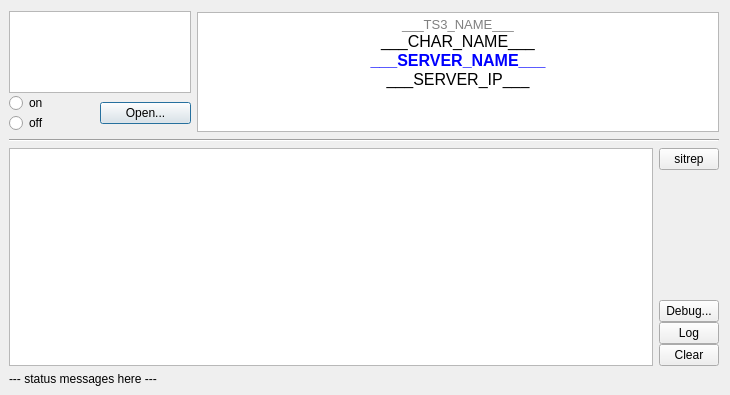
The window that plugin/DayzServerIp.ui (dehesselle/dayzsrvip) describes before a commit, drawn with Qt 5.
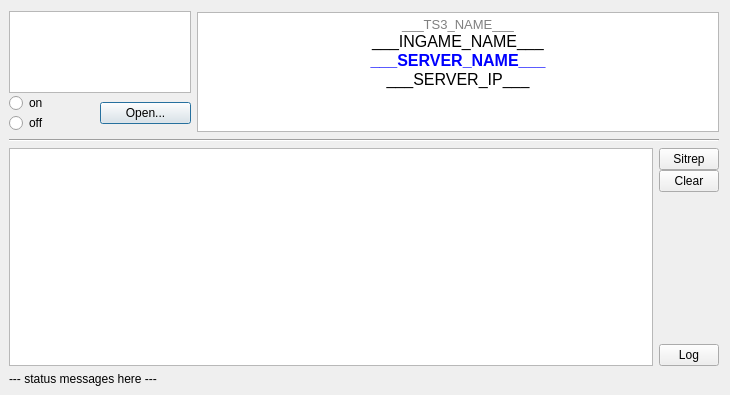
The same window after the commit.

What changed in the file:
```diff
--- a/plugin/DayzServerIp.ui
+++ b/plugin/DayzServerIp.ui
@@ -112,7 +112,7 @@
 p, li { white-space: pre-wrap; }
 &lt;/style&gt;&lt;/head&gt;&lt;body style=&quot; font-family:'MS Shell Dlg 2'; font-size:8.25pt; font-weight:400; font-style:normal;&quot;&gt;
 &lt;p align=&quot;center&quot; style=&quot; margin-top:0px; margin-bottom:0px; margin-left:0px; margin-right:0px; -qt-block-indent:0; text-indent:0px;&quot;&gt;&lt;span style=&quot; font-size:10pt; color:#808080;&quot;&gt;___TS3_NAME___&lt;/span&gt;&lt;/p&gt;
-&lt;p align=&quot;center&quot; style=&quot; margin-top:0px; margin-bottom:0px; margin-left:0px; margin-right:0px; -qt-block-indent:0; text-indent:0px;&quot;&gt;&lt;span style=&quot; font-size:12pt;&quot;&gt;___CHAR_NAME___&lt;/span&gt;&lt;/p&gt;
+&lt;p align=&quot;center&quot; style=&quot; margin-top:0px; margin-bottom:0px; margin-left:0px; margin-right:0px; -qt-block-indent:0; text-indent:0px;&quot;&gt;&lt;span style=&quot; font-size:12pt;&quot;&gt;___INGAME_NAME___&lt;/span&gt;&lt;/p&gt;
 &lt;p align=&quot;center&quot; style=&quot; margin-top:0px; margin-bottom:0px; margin-left:0px; margin-right:0px; -qt-block-indent:0; text-indent:0px;&quot;&gt;&lt;span style=&quot; font-size:12pt; font-weight:600; color:#0000ff;&quot;&gt;___SERVER_NAME___&lt;/span&gt;&lt;/p&gt;
 &lt;p align=&quot;center&quot; style=&quot; margin-top:0px; margin-bottom:0px; margin-left:0px; margin-right:0px; -qt-block-indent:0; text-indent:0px;&quot;&gt;&lt;span style=&quot; font-size:12pt;&quot;&gt;___SERVER_IP___&lt;/span&gt;&lt;/p&gt;
 &lt;p align=&quot;center&quot; style=&quot;-qt-paragraph-type:empty; margin-top:0px; margin-bottom:0px; margin-left:0px; margin-right:0px; -qt-block-indent:0; text-indent:0px;&quot;&gt;&lt;br /&gt;&lt;/p&gt;&lt;/body&gt;&lt;/html&gt;</string>
@@ -160,7 +160,20 @@
           </size>
          </property>
          <property name="text">
-          <string>sitrep</string>
+          <string>Sitrep</string>
+         </property>
+        </widget>
+       </item>
+       <item>
+        <widget class="QPushButton" name="pbRemoteInfoClear">
+         <property name="maximumSize">
+          <size>
+           <width>60</width>
+           <height>16777215</height>
+          </size>
+         </property>
+         <property name="text">
+          <string>Clear</string>
          </property>
         </widget>
        </item>
@@ -177,19 +190,6 @@
          </property>
         </spacer>
        </item>
-       <item>
-        <widget class="QPushButton" name="pbDebugOpen">
-         <property name="maximumSize">
-          <size>
-           <width>60</width>
-           <height>16777215</height>
-          </size>
-         </property>
-         <property name="text">
-          <string>Debug...</string>
-         </property>
-        </widget>
-       </item>
        <item>
         <widget class="QPushButton" name="pbLogOpen">
          <property name="maximumSize">
@@ -203,19 +203,6 @@
          </property>
         </widget>
        </item>
-       <item>
-        <widget class="QPushButton" name="pbRemoteInfoClear">
-         <property name="maximumSize">
-          <size>
-           <width>60</width>
-           <height>16777215</height>
-          </size>
-         </property>
-         <property name="text">
-          <string>Clear</string>
-         </property>
-        </widget>
-       </item>
       </layout>
      </item>
     </layout>
```
Left out of the diff: 4 changed lines with no effect on the pictures.
